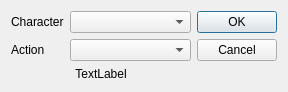
Qt form lib/other_action_gui.ui (ErikSeguinte/ex-3e-tracker-Python) before a commit.
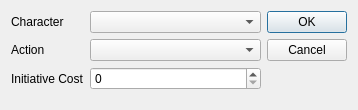
The same form after that commit.

Commit message: Other action logic implemented

The edit to the form file:
```diff
--- a/lib/other_action_gui.ui
+++ b/lib/other_action_gui.ui
@@ -6,8 +6,8 @@
    <rect>
     <x>0</x>
     <y>0</y>
-    <width>288</width>
-    <height>87</height>
+    <width>358</width>
+    <height>110</height>
    </rect>
   </property>
   <property name="windowTitle">
@@ -15,8 +15,6 @@
   </property>
   <layout class="QHBoxLayout" name="horizontalLayout">
    <item>
-    <layout class="QVBoxLayout" name="verticalLayout_2">
-     <item>
       <layout class="QFormLayout" name="formLayout">
        <item row="0" column="0">
         <widget class="QLabel" name="label">
@@ -38,18 +36,16 @@
        <item row="1" column="1">
         <widget class="QComboBox" name="Action_box"/>
        </item>
-      </layout>
-     </item>
-     <item>
+     <item row="2" column="0">
       <widget class="QLabel" name="label_3">
        <property name="text">
-        <string>TextLabel</string>
-       </property>
-       <property name="alignment">
-        <set>Qt::AlignCenter</set>
+        <string>Initiative Cost</string>
        </property>
       </widget>
      </item>
+     <item row="2" column="1">
+      <widget class="QSpinBox" name="cost_spinbox"/>
+     </item>
     </layout>
    </item>
    <item>
```
Left out of the diff: 6 changed lines with no effect on the pictures. Lines whose indentation alone changed are shown as unchanged. The commit also changes 10 other files.
